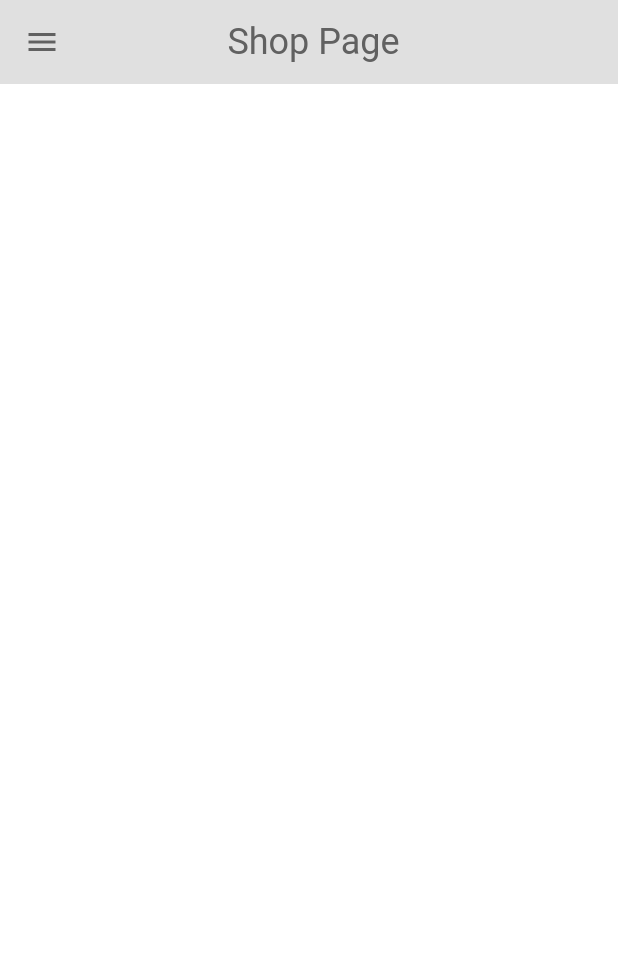
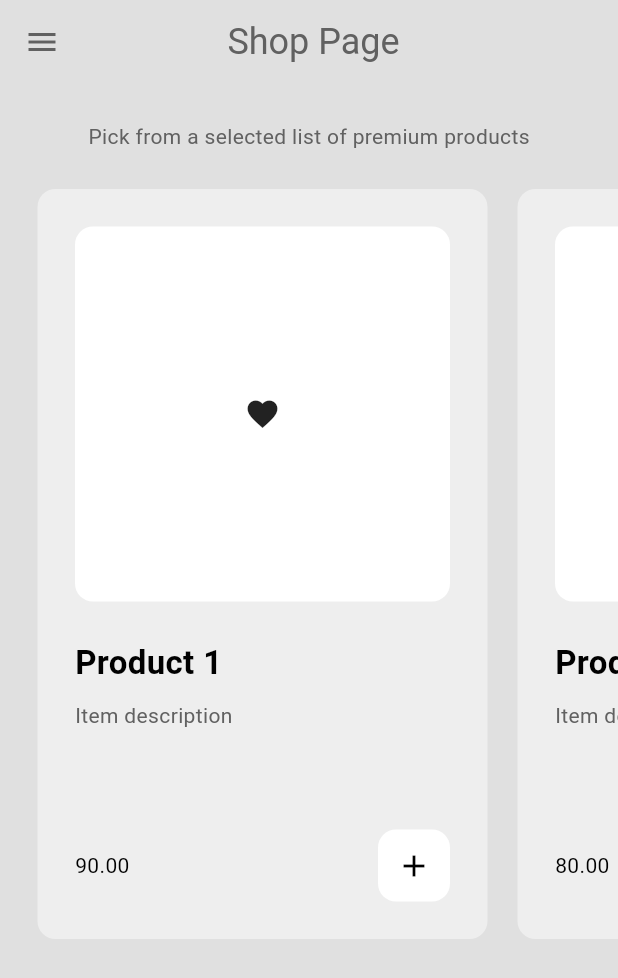
Before and after one commit to Brightnyandiko/MInimalEshop, a Flutter app: the ShopPage screen opened by its route, on a phone screen of 412 x 824 dp. Shown: the top 978 px of the screen. Run offline on Flutter 3.47's test engine with Material 3 defaults, Android fonts, the phone set to English and light mode, and no system bars.

Commit message:
made changes in the app

```diff
--- /dev/null
+++ b/lib/components/my_dialog_box.dart
@@ -0,0 +1,31 @@
+import 'package:flutter/material.dart';
+import 'package:minimal_eshop/models/product.dart';
+import 'package:provider/provider.dart';
+
+import '../models/shop.dart';
+
+class MyDialogBox extends StatelessWidget {
+  const MyDialogBox({super.key});
+
+  @override
+  Widget build(BuildContext context) {
+    return AlertDialog(
+      content: Text("Add this item to your cart?"),
+      actions: [
+        //cancel button
+        MaterialButton(
+            onPressed: () {
+              Navigator.pop(context);
+            },
+          child: Text("Cancel"),
+        ),
+
+        //accept button
+        MaterialButton(
+            onPressed: () => Navigator.pop(context),
+            child: Text("Yes"),
+        )
+      ],
+    );
+  }
+}
--- a/lib/components/product_tile.dart
+++ b/lib/components/product_tile.dart
@@ -1,5 +1,9 @@
 import 'package:flutter/material.dart';
+import 'package:minimal_eshop/components/my_dialog_box.dart';
 import 'package:minimal_eshop/models/product.dart';
+import 'package:provider/provider.dart';
+
+import '../models/shop.dart';
 
 class MyProductTile extends StatelessWidget {
   final Product product;
@@ -8,19 +12,83 @@ class MyProductTile extends StatelessWidget {
   @override
   Widget build(BuildContext context) {
     return Container(
+      decoration: BoxDecoration(
+        color: Theme.of(context).colorScheme.primary,
+        borderRadius: BorderRadius.circular(12)
+      ),
+      margin: const EdgeInsets.all(10),
+      padding: const EdgeInsets.all(25),
+      width: 300,
       child: Column(
+        crossAxisAlignment: CrossAxisAlignment.start,
+        mainAxisAlignment: MainAxisAlignment.spaceBetween,
         children: [
-          //product image
-          Icon(Icons.favorite),
+          Column(
+            crossAxisAlignment: CrossAxisAlignment.start,
+            children: [
+              //product image
+              AspectRatio(
+                aspectRatio: 1,
+                child: Container(
+                    decoration: BoxDecoration(
+                        color: Theme.of(context).colorScheme.secondary,
+                        borderRadius: BorderRadius.circular(12)
+                    ),
+                    width: double.infinity,
+                    padding: EdgeInsets.all(25),
+                    child: Icon(Icons.favorite)),
+              ),
 
-          //product name
-          Text(product.name ?? 'No Name Available'),
+              const SizedBox(height: 25,),
 
-          //product description
-          Text(product.description ?? 'No Description Available'),
+              //product name
+              Text(
+                product.name ?? 'No Name Available',
+                style: TextStyle(
+                    fontWeight: FontWeight.bold,
+                    fontSize: 22
+                ),
+              ),
+
+              const SizedBox(height: 10,),
+
+              //product description
+              Text(
+                product.description ?? 'No Description Available',
+                style: TextStyle(
+                    color: Theme.of(context).colorScheme.inversePrimary
+                ),
+              ),
+            ],
+          ),
+
+          const SizedBox(height: 25,),
 
           //product price + add to cart button
-          Text(product.price?.toStringAsFixed(2) ?? 'Price Not Available'),
+          Row(
+            mainAxisAlignment: MainAxisAlignment.spaceBetween,
+            children: [
+              Text(
+                  product.price?.toStringAsFixed(2) ?? '\$ Price Not Available',
+              ),
+
+              //add to cart button
+              Container(
+                decoration: BoxDecoration(
+                  color: Theme.of(context).colorScheme.secondary,
+                  borderRadius: BorderRadius.circular(12),
+                ),
+                child: IconButton(
+                  onPressed: () {
+                    // Provider.of<Shop>(context, listen: false).addToCart(product);
+                    context.read<Shop>().addToCart(product);
+                    MyDialogBox();
+                  },
+                  icon: Icon(Icons.add),
+                ),
+              )
+            ],
+          ),
         ],
       ),
     );
--- a/lib/pages/shop_page.dart
+++ b/lib/pages/shop_page.dart
@@ -1,5 +1,6 @@
 import 'package:flutter/material.dart';
 import 'package:minimal_eshop/components/my_drawer.dart';
+import 'package:minimal_eshop/components/product_tile.dart';
 import 'package:minimal_eshop/models/shop.dart';
 import 'package:provider/provider.dart';
 
@@ -8,10 +9,11 @@ class ShopPage extends StatelessWidget {
 
   @override
   Widget build(BuildContext context) {
-    final product = context.watch<Shop>().shop;
+    final products = context.watch<Shop>().shop;
     return Scaffold(
+      backgroundColor: Theme.of(context).colorScheme.background,
       appBar: AppBar(
-        backgroundColor: Theme.of(context).colorScheme.background,
+        backgroundColor: Colors.transparent,
         foregroundColor: Theme.of(context).colorScheme.inversePrimary,
         title: Center(
           child: Padding(
@@ -26,6 +28,37 @@ class ShopPage extends StatelessWidget {
         ),
       ),
       drawer: MyDrawer(),
+      body: ListView(
+        children:[
+          const SizedBox(height: 25,),
+          //shop subtitle
+          Center(
+              child: Text(
+                  "Pick from a selected list of premium products",
+                  style: TextStyle(
+                    color: Theme.of(context).colorScheme.inversePrimary
+                  ),
+              )
+          ),
+
+          //product items
+          SizedBox(
+            height: 550,
+            child: ListView.builder(
+                scrollDirection: Axis.horizontal,
+                itemCount: products.length,
+                padding: EdgeInsets.all(15),
+                itemBuilder: (context, index) {
+                  //get each individual product from shop
+                  final product = products[index];
+
+                  //return as a product tile UI
+                  return MyProductTile(product: product);
+                }
+            ),
+          ),
+        ]
+      ),
     );
   }
 }
```
